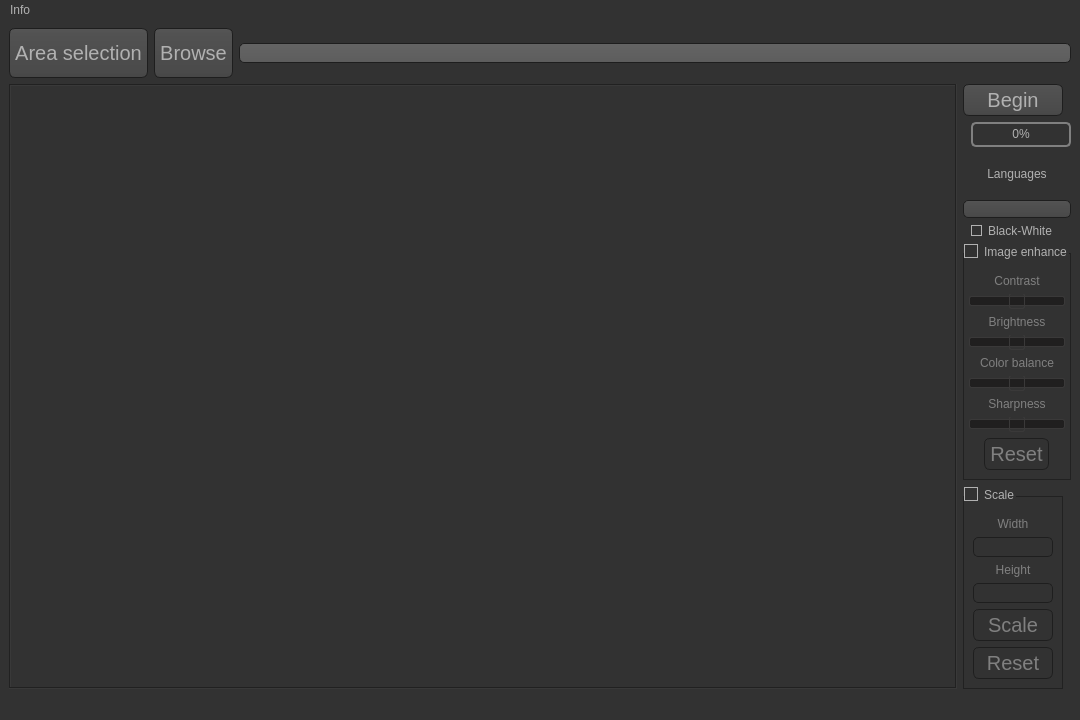
This is text_finder_search.ui in Paikerite/Text-finder as Qt 5 draws it before an edit. The edited form follows.
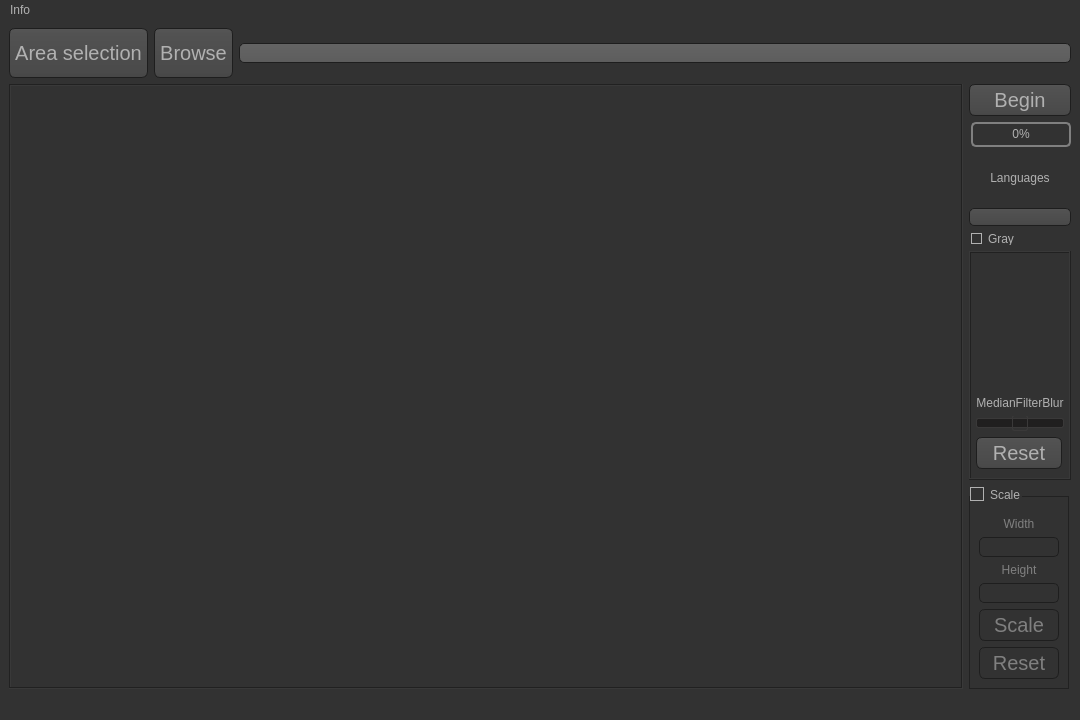
This is the edited form. Icons and pictures are not drawn.

Commit message: update text_finder_ui

Patch:
```diff
--- a/text_finder_search.ui
+++ b/text_finder_search.ui
@@ -713,7 +713,7 @@
           <rect>
            <x>0</x>
            <y>0</y>
-           <width>948</width>
+           <width>946</width>
            <height>595</height>
           </rect>
          </property>
@@ -756,7 +756,7 @@
           </property>
           <property name="maximumSize">
            <size>
-            <width>100</width>
+            <width>110</width>
             <height>32</height>
            </size>
           </property>
@@ -869,27 +869,28 @@
            </size>
           </property>
           <property name="text">
-           <string>Black-White</string>
+           <string>Gray</string>
           </property>
          </widget>
         </item>
         <item>
-         <widget class="QGroupBox" name="ContrastGroup">
+         <widget class="QStackedWidget" name="ContrastGroup">
           <property name="sizePolicy">
            <sizepolicy hsizetype="Fixed" vsizetype="Fixed">
             <horstretch>0</horstretch>
             <verstretch>0</verstretch>
            </sizepolicy>
           </property>
-          <property name="title">
-           <string>Image enhance</string>
+          <property name="frameShape">
+           <enum>QFrame::Box</enum>
           </property>
-          <property name="checkable">
-           <bool>true</bool>
+          <property name="frameShadow">
+           <enum>QFrame::Raised</enum>
           </property>
-          <property name="checked">
-           <bool>false</bool>
+          <property name="currentIndex">
+           <number>1</number>
           </property>
+          <widget class="QWidget" name="ContrastGroupPage1">
           <layout class="QVBoxLayout" name="verticalLayout_6" stretch="0,0,0,0,0,0,0,0,0">
            <property name="sizeConstraint">
             <enum>QLayout::SetDefaultConstraint</enum>
@@ -1031,41 +1032,79 @@
              </property>
             </widget>
            </item>
-           <item alignment="Qt::AlignHCenter">
+            <item>
             <widget class="QPushButton" name="pushButton_Reset_enhance">
+              <property name="maximumSize">
+               <size>
+                <width>86</width>
+                <height>16777215</height>
+               </size>
+              </property>
+              <property name="text">
+               <string>Reset</string>
+              </property>
+             </widget>
+            </item>
+           </layout>
+          </widget>
+          <widget class="QWidget" name="page">
+           <layout class="QVBoxLayout" name="verticalLayout_8" stretch="0,0,0">
+            <property name="sizeConstraint">
+             <enum>QLayout::SetDefaultConstraint</enum>
+            </property>
+            <property name="leftMargin">
+             <number>5</number>
+            </property>
+            <property name="topMargin">
+             <number>20</number>
+            </property>
+            <property name="rightMargin">
+             <number>5</number>
+            </property>
+            <item>
+             <widget class="QLabel" name="label_MedianFilter">
+              <property name="text">
+               <string>MedianFilterBlur</string>
+              </property>
+              <property name="alignment">
+               <set>Qt::AlignBottom|Qt::AlignHCenter</set>
+              </property>
+             </widget>
+            </item>
+            <item>
+             <widget class="QSlider" name="horizontalSlider_MedianFilter">
+              <property name="minimum">
+               <number>-100</number>
+              </property>
+              <property name="maximum">
+               <number>100</number>
+              </property>
+              <property name="orientation">
+               <enum>Qt::Horizontal</enum>
+              </property>
+             </widget>
+            </item>
+            <item>
+             <widget class="QPushButton" name="pushButton_reset_nextpage">
              <property name="sizePolicy">
-              <sizepolicy hsizetype="Fixed" vsizetype="Minimum">
+               <sizepolicy hsizetype="Fixed" vsizetype="Fixed">
                <horstretch>0</horstretch>
                <verstretch>0</verstretch>
               </sizepolicy>
              </property>
-             <property name="minimumSize">
-              <size>
-               <width>52</width>
-               <height>0</height>
-              </size>
-             </property>
              <property name="maximumSize">
               <size>
                <width>86</width>
-               <height>32</height>
-              </size>
-             </property>
-             <property name="font">
-              <font>
-               <pointsize>-1</pointsize>
-               <stylestrategy>PreferDefault</stylestrategy>
-              </font>
-             </property>
-             <property name="focusPolicy">
-              <enum>Qt::StrongFocus</enum>
-             </property>
+                <height>16777215</height>
+               </size>
+              </property>
              <property name="text">
               <string>Reset</string>
              </property>
             </widget>
            </item>
           </layout>
+          </widget>
          </widget>
         </item>
         <item>
```
Lines whose indentation alone changed are shown as unchanged. The commit also changes 1 other file.
